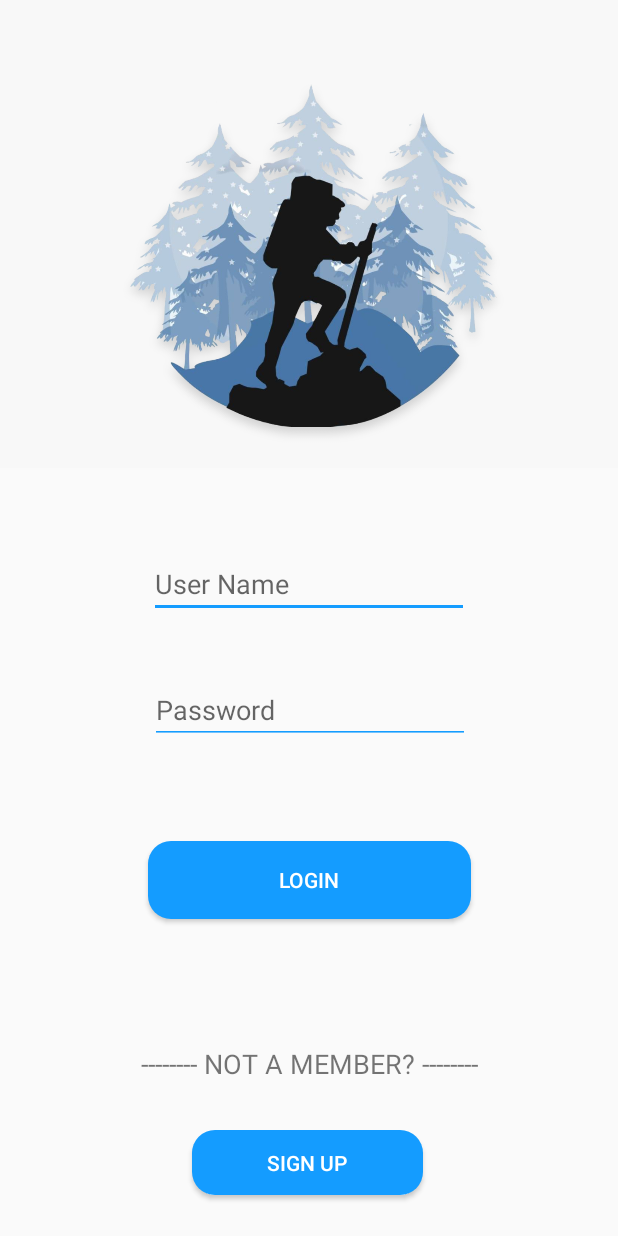
After one commit to HarisTanveer/smdproject, an Android app: the login screen opened directly, with no data from a screen before it, on a phone screen of 412 x 824 dp. The commit adds this screen. Run offline under Robolectric (Android 15) with nearby library versions, the phone set to English and light mode, and no system bars.

Commit message:
LOGIN SIGNUP

```diff
--- a/Bagpackers/app/src/main/AndroidManifest.xml
+++ b/Bagpackers/app/src/main/AndroidManifest.xml
@@ -9,7 +9,8 @@
         android:roundIcon="@mipmap/ic_launcher_round"
         android:supportsRtl="true"
         android:theme="@style/AppTheme">
-
+        <activity android:name=".signup"></activity>
+        <activity android:name=".login" />
         <activity android:name=".MainActivity">
             <intent-filter>
                 <action android:name="android.intent.action.MAIN" />
--- a/Bagpackers/app/src/main/java/com/example/bagpackers/MainActivity.java
+++ b/Bagpackers/app/src/main/java/com/example/bagpackers/MainActivity.java
@@ -1,6 +1,7 @@
 package com.example.bagpackers;
 
 import android.content.Intent;
+import android.support.v7.app.ActionBar;
 import android.support.v7.app.AppCompatActivity;
 import android.os.Bundle;
 import android.view.animation.Animation;
@@ -18,6 +19,8 @@ public class MainActivity extends AppCompatActivity {
     protected void onCreate(Bundle savedInstanceState) {
         super.onCreate(savedInstanceState);
         setContentView(R.layout.activity_main);
+        ActionBar actionbar=getSupportActionBar();
+        actionbar.hide();
         p=(ImageView) findViewById(R.id.imageView2);
         final Animation a= AnimationUtils.loadAnimation(this,R.anim.fadein);
         p.startAnimation(a);
@@ -27,7 +30,8 @@ public class MainActivity extends AppCompatActivity {
             @Override
             public void run() {
 
-
+                Intent intent =new Intent(MainActivity.this,login.class);
+                startActivity(intent);
 
             }
 
--- /dev/null
+++ b/Bagpackers/app/src/main/java/com/example/bagpackers/login.java
@@ -0,0 +1,16 @@
+package com.example.bagpackers;
+
+import android.support.v7.app.ActionBar;
+import android.support.v7.app.AppCompatActivity;
+import android.os.Bundle;
+
+public class login extends AppCompatActivity {
+
+    @Override
+    protected void onCreate(Bundle savedInstanceState) {
+        super.onCreate(savedInstanceState);
+        setContentView(R.layout.activity_login);
+        ActionBar actionbar=getSupportActionBar();
+        actionbar.hide();
+    }
+}
--- /dev/null
+++ b/Bagpackers/app/src/main/res/layout-land/activity_login.xml
@@ -0,0 +1,110 @@
+<?xml version="1.0" encoding="utf-8"?>
+<android.support.constraint.ConstraintLayout xmlns:android="http://schemas.android.com/apk/res/android"
+    android:layout_width="match_parent"
+    android:layout_height="match_parent"
+    xmlns:tools="http://schemas.android.com/tools"
+    xmlns:app="http://schemas.android.com/apk/res-auto">
+
+    <ImageView
+        android:id="@+id/imageView4"
+        android:layout_width="363dp"
+        android:layout_height="225dp"
+        android:layout_marginStart="8dp"
+        android:layout_marginEnd="8dp"
+
+        android:scaleType="centerInside"
+        app:layout_constraintBottom_toBottomOf="parent"
+        app:layout_constraintEnd_toEndOf="parent"
+        app:layout_constraintHorizontal_bias="0.0"
+        app:layout_constraintStart_toStartOf="parent"
+        app:layout_constraintTop_toTopOf="parent"
+        app:layout_constraintVertical_bias="0.086"
+        app:srcCompat="@drawable/logo2" />
+
+    <Button
+        android:id="@+id/signup"
+        android:layout_width="286dp"
+        android:layout_height="43dp"
+        android:layout_marginStart="8dp"
+        android:layout_marginEnd="8dp"
+        android:layout_marginBottom="27dp"
+        android:background="@drawable/round_button"
+        android:text="Sign Up"
+        android:textColor="@color/white"
+        app:layout_constraintBottom_toBottomOf="parent"
+        app:layout_constraintEnd_toEndOf="parent"
+        app:layout_constraintHorizontal_bias="0.497"
+        app:layout_constraintStart_toStartOf="parent" />
+
+    <EditText
+        android:id="@+id/editText"
+        android:layout_width="wrap_content"
+        android:layout_height="wrap_content"
+        android:layout_marginStart="8dp"
+        android:layout_marginTop="8dp"
+        android:layout_marginEnd="8dp"
+        android:layout_marginBottom="8dp"
+        android:backgroundTint="@color/app"
+        android:ems="10"
+        android:hint="User Name"
+        android:inputType="textPersonName"
+        android:textColor="@color/black"
+        app:layout_constraintBottom_toTopOf="@+id/editText2"
+        app:layout_constraintEnd_toEndOf="parent"
+        app:layout_constraintHorizontal_bias="0.82"
+        app:layout_constraintStart_toStartOf="parent"
+        app:layout_constraintTop_toTopOf="parent"
+        app:layout_constraintVertical_bias="0.92" />
+
+    <EditText
+        android:id="@+id/editText2"
+        android:layout_width="wrap_content"
+        android:layout_height="wrap_content"
+        android:layout_marginStart="8dp"
+        android:layout_marginTop="8dp"
+        android:layout_marginEnd="8dp"
+        android:layout_marginBottom="16dp"
+        android:backgroundTint="@color/app"
+        android:ems="10"
+        android:hint="Password"
+        android:inputType="textPassword"
+        android:textColor="@color/black"
+        app:layout_constraintBottom_toTopOf="@+id/button"
+        app:layout_constraintEnd_toEndOf="parent"
+        app:layout_constraintHorizontal_bias="0.81"
+        app:layout_constraintStart_toStartOf="parent"
+        app:layout_constraintTop_toTopOf="parent"
+        app:layout_constraintVertical_bias="0.98" />
+
+    <Button
+        android:id="@+id/button"
+        android:layout_width="215dp"
+        android:layout_height="52dp"
+        android:layout_marginStart="8dp"
+        android:layout_marginTop="8dp"
+        android:layout_marginEnd="8dp"
+        android:layout_marginBottom="8dp"
+        android:background="@drawable/round_button"
+        android:text="Login"
+        android:textColor="@color/white"
+        app:layout_constraintBottom_toTopOf="@+id/textView"
+        app:layout_constraintEnd_toEndOf="parent"
+        app:layout_constraintHorizontal_bias="0.82"
+        app:layout_constraintStart_toStartOf="parent"
+        app:layout_constraintTop_toTopOf="parent"
+        app:layout_constraintVertical_bias="0.89" />
+
+    <TextView
+        android:id="@+id/textView"
+        android:layout_width="wrap_content"
+        android:layout_height="wrap_content"
+        android:layout_marginStart="8dp"
+        android:layout_marginEnd="8dp"
+        android:layout_marginBottom="8dp"
+        android:text="---------------- NOT A MEMBER? ----------------"
+        android:textSize="18sp"
+        app:layout_constraintBottom_toTopOf="@+id/signup"
+        app:layout_constraintEnd_toEndOf="parent"
+        app:layout_constraintStart_toStartOf="parent" />
+
+</android.support.constraint.ConstraintLayout>
--- /dev/null
+++ b/Bagpackers/app/src/main/res/layout/activity_login.xml
@@ -0,0 +1,114 @@
+<?xml version="1.0" encoding="utf-8"?>
+<android.support.constraint.ConstraintLayout xmlns:android="http://schemas.android.com/apk/res/android"
+    xmlns:app="http://schemas.android.com/apk/res-auto"
+    xmlns:tools="http://schemas.android.com/tools"
+    android:layout_width="match_parent"
+    android:layout_height="match_parent"
+    tools:context=".login">
+
+    <ImageView
+        android:id="@+id/imageView4"
+        android:layout_width="500dp"
+        android:layout_height="312dp"
+        android:layout_marginStart="8dp"
+        android:layout_marginEnd="8dp"
+
+        android:scaleType="centerInside"
+        app:layout_constraintBottom_toBottomOf="parent"
+        app:layout_constraintEnd_toEndOf="parent"
+        app:layout_constraintHorizontal_bias="0.504"
+        app:layout_constraintStart_toStartOf="parent"
+        app:layout_constraintTop_toTopOf="parent"
+        app:layout_constraintVertical_bias="0.0"
+        app:srcCompat="@drawable/logo2" />
+
+    <Button
+        android:id="@+id/signup"
+        android:layout_width="154dp"
+        android:layout_height="43dp"
+        android:layout_marginStart="8dp"
+        android:layout_marginEnd="8dp"
+        android:layout_marginBottom="27dp"
+        android:background="@drawable/round_button"
+        android:text="Sign Up"
+        android:textColor="@color/white"
+        app:layout_constraintBottom_toBottomOf="parent"
+        app:layout_constraintEnd_toEndOf="parent"
+        app:layout_constraintHorizontal_bias="0.497"
+        app:layout_constraintStart_toStartOf="parent" />
+
+    <EditText
+        android:id="@+id/editText"
+        android:layout_width="wrap_content"
+        android:layout_height="wrap_content"
+        android:layout_marginStart="8dp"
+        android:layout_marginTop="8dp"
+        android:layout_marginEnd="8dp"
+        android:layout_marginBottom="8dp"
+        android:backgroundTint="@color/app"
+        android:ems="10"
+        android:hint="User Name"
+        android:inputType="textPersonName"
+        android:textColor="@color/black"
+        app:layout_constraintBottom_toTopOf="@+id/editText2"
+        app:layout_constraintEnd_toEndOf="parent"
+        app:layout_constraintStart_toStartOf="parent"
+        app:layout_constraintTop_toBottomOf="@+id/imageView4"
+        app:layout_constraintVertical_bias="0.6" />
+
+    <EditText
+        android:id="@+id/editText2"
+        android:layout_width="wrap_content"
+        android:layout_height="wrap_content"
+        android:layout_marginStart="8dp"
+        android:layout_marginTop="8dp"
+        android:layout_marginEnd="8dp"
+        android:layout_marginBottom="16dp"
+        android:backgroundTint="@color/app"
+        android:ems="10"
+        android:hint="Password"
+
+        android:inputType="textPassword"
+        android:textColor="@color/black"
+        app:layout_constraintBottom_toTopOf="@+id/button"
+        app:layout_constraintEnd_toEndOf="parent"
+        app:layout_constraintHorizontal_bias="0.505"
+        app:layout_constraintStart_toStartOf="parent"
+        app:layout_constraintTop_toBottomOf="@+id/imageView4"
+        app:layout_constraintVertical_bias="0.73" />
+
+    <Button
+        android:id="@+id/button"
+        android:layout_width="215dp"
+        android:layout_height="52dp"
+        android:layout_marginStart="8dp"
+        android:layout_marginTop="8dp"
+        android:layout_marginEnd="8dp"
+        android:layout_marginBottom="8dp"
+        android:background="@drawable/round_button"
+        android:text="Login"
+        android:textColor="@color/white"
+        app:layout_constraintBottom_toTopOf="@+id/textView"
+        app:layout_constraintEnd_toEndOf="parent"
+        app:layout_constraintStart_toStartOf="parent"
+        app:layout_constraintTop_toBottomOf="@+id/imageView4"
+        app:layout_constraintVertical_bias="0.76" />
+
+    <TextView
+        android:id="@+id/textView"
+        android:layout_width="wrap_content"
+        android:layout_height="wrap_content"
+        android:layout_marginStart="8dp"
+        android:layout_marginTop="8dp"
+        android:layout_marginEnd="8dp"
+        android:layout_marginBottom="8dp"
+        android:text="-------- NOT A MEMBER? --------"
+        android:textSize="18sp"
+        app:layout_constraintBottom_toTopOf="@+id/signup"
+        app:layout_constraintEnd_toEndOf="parent"
+        app:layout_constraintStart_toStartOf="parent"
+        app:layout_constraintTop_toBottomOf="@+id/imageView4"
+        app:layout_constraintVertical_bias="0.94" />
+
+
+</android.support.constraint.ConstraintLayout>
--- a/Bagpackers/app/src/main/res/values/colors.xml
+++ b/Bagpackers/app/src/main/res/values/colors.xml
@@ -4,5 +4,6 @@
     <color name="colorPrimaryDark">#00574B</color>
     <color name="colorAccent">#5bceff</color>
     <color name="white">#FFFFFF</color>
+    <color name="app">#149CFF</color>
     <color name="black">#000</color>
 </resources>
```
Also changed, not shown: Bagpackers/app/src/main/java/com/example/bagpackers/signup.java (added, +13 -0 lines), Bagpackers/app/src/main/res/drawable/whitewala.xml (added, +12 -0 lines), Bagpackers/app/src/main/res/layout-land/activity_main.xml (added, +20 -0 lines), Bagpackers/app/src/main/res/layout/activity_signup.xml (added, +175 -0 lines), Bagpackers/app/src/main/res/drawable-v21/logo2.png (added).
